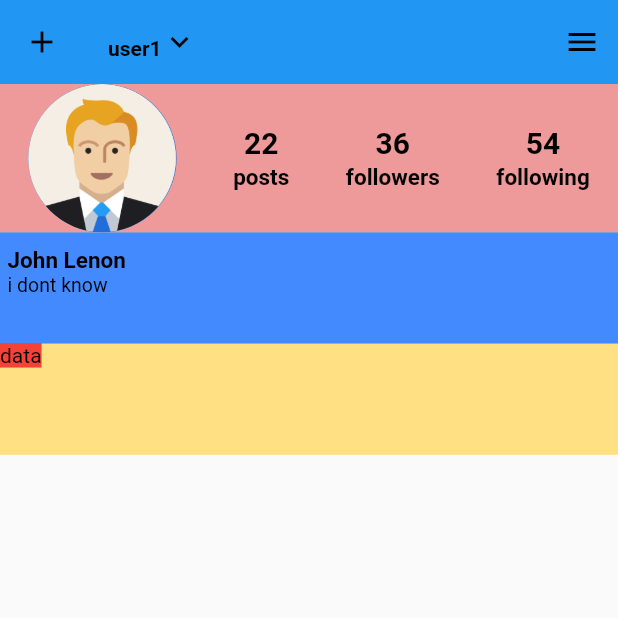
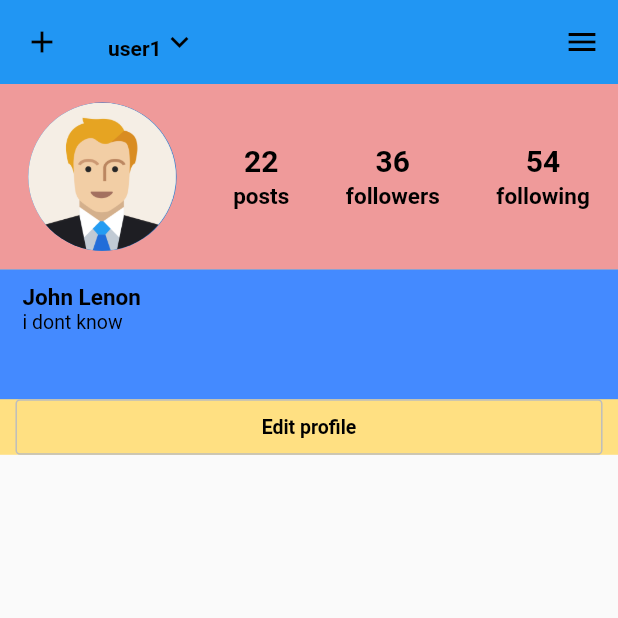
Before and after one commit to karen98bdiw/instagram2, a Flutter app: the ProfileScreen screen opened directly, on a phone screen of 412 x 824 dp, the top half of it. Run offline on Flutter 3.47's test engine with Material 2 defaults, Android fonts, the phone set to English and light mode, and no system bars; our stand-ins replace flutter_icons.

Commit message:
profilepage refactoring

```diff
--- a/lib/screens/profileScreen/profileScreenWidgets/ProfileScreenInfo.dart
+++ b/lib/screens/profileScreen/profileScreenWidgets/ProfileScreenInfo.dart
@@ -44,6 +44,7 @@ class ProfileScreenInfo extends StatelessWidget {
         fontSize: 15,
       ),
       textAlign: TextAlign.left,
+      maxLines: 1,
     );
   }
 
@@ -53,6 +54,7 @@ class ProfileScreenInfo extends StatelessWidget {
       style: TextStyle(
         fontSize: 13,
       ),
+      maxLines: 1,
       textAlign: TextAlign.left,
     );
   }
@@ -62,15 +64,16 @@ class ProfileScreenInfo extends StatelessWidget {
     var query = MediaQuery.of(context);
     var orientation = query.orientation;
     return Container(
+      padding: EdgeInsets.only(top: 0),
       color: Colors.amber[200],
       height: query.size.height * 0.3,
       child: LayoutBuilder(
         builder: (ctx, cnts) => Column(
-          crossAxisAlignment: CrossAxisAlignment.stretch,
+          mainAxisAlignment: MainAxisAlignment.spaceBetween,
           children: [
             Container(
               color: Colors.red[200],
-              height: cnts.maxHeight * 0.4,
+              height: cnts.maxHeight * 0.5,
               child: Row(
                 mainAxisAlignment: MainAxisAlignment.spaceAround,
                 crossAxisAlignment: CrossAxisAlignment.center,
@@ -85,11 +88,13 @@ class ProfileScreenInfo extends StatelessWidget {
                 ],
               ),
             ),
-            Container(
-              height: cnts.maxHeight * 0.30,
+            Flexible(
+              child: Container(
                 alignment: Alignment.topLeft,
                 color: Colors.blueAccent[200],
-              padding: EdgeInsets.symmetric(vertical: 10, horizontal: 5),
+                padding: orientation == Orientation.portrait
+                    ? EdgeInsets.symmetric(vertical: 10, horizontal: 15)
+                    : EdgeInsets.all(0),
                 child: Column(
                   crossAxisAlignment: CrossAxisAlignment.stretch,
                   children: [
@@ -98,10 +103,23 @@ class ProfileScreenInfo extends StatelessWidget {
                   ],
                 ),
               ),
-            Text(
-              "data",
-              style: TextStyle(backgroundColor: Colors.red),
             ),
+            Container(
+              width: cnts.maxWidth * 0.95,
+              height: cnts.maxHeight * 0.15,
+              alignment: Alignment.center,
+              decoration: BoxDecoration(
+                borderRadius: BorderRadius.circular(3),
+                border: Border.all(width: 1, color: Colors.grey[400]),
+              ),
+              child: Text(
+                "Edit profile",
+                style: TextStyle(
+                  fontWeight: FontWeight.bold,
+                  fontSize: 13,
+                ),
+              ),
+            )
           ],
         ),
       ),
```
Lines whose indentation alone changed are shown as unchanged.
